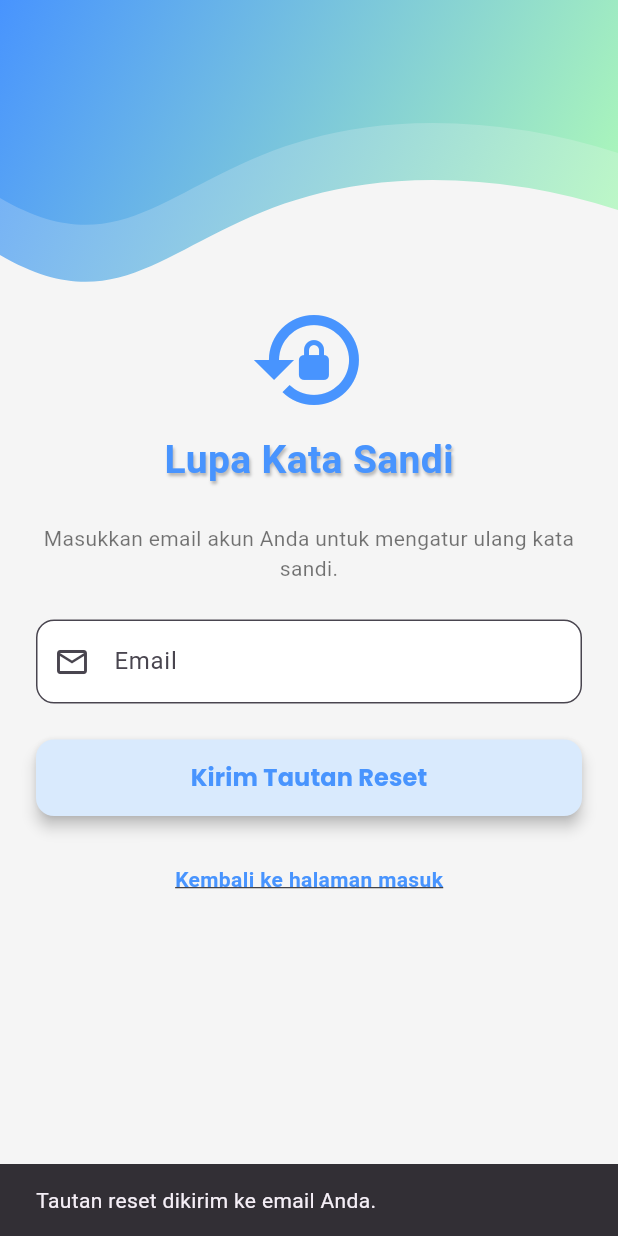
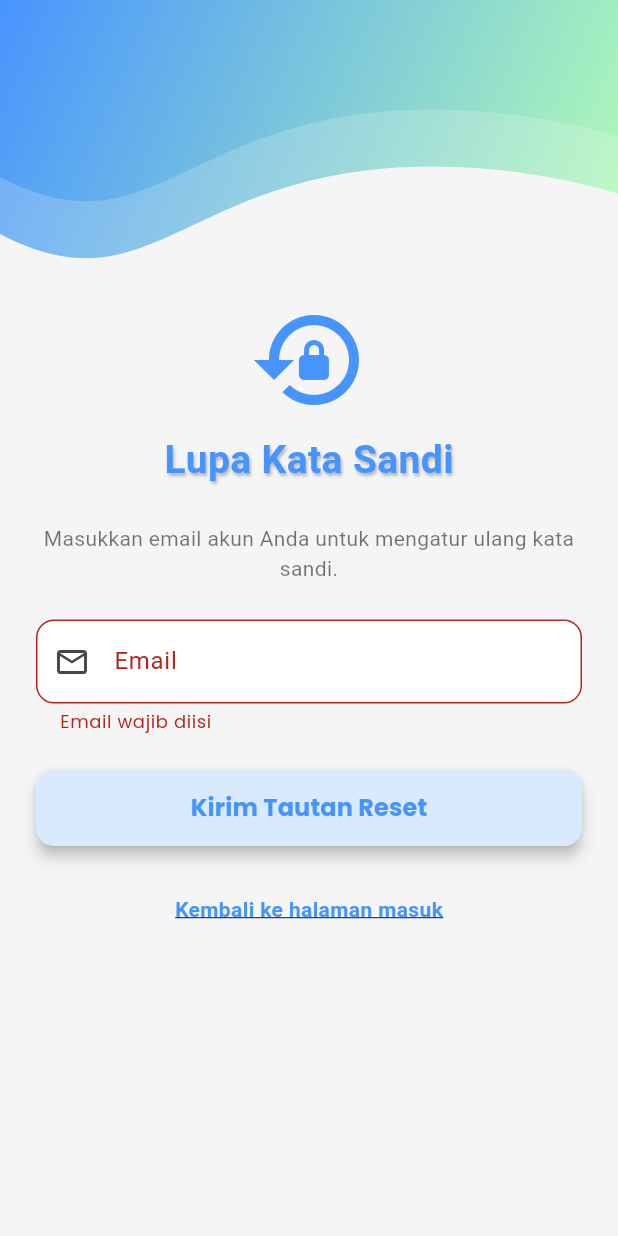
Before and after one commit to ArifbillahKamil/Water-Guard-Project, a Flutter app: the ForgotPasswordScreen screen opened directly, after a tap on "Kirim Tautan Reset", on a phone screen of 412 x 824 dp. Run offline on Flutter 3.47's test engine with Material 3 defaults, Android fonts, the phone set to English and light mode, and no system bars; our stand-ins replace cloud_firestore, file_picker, firebase_auth, firebase_core, flutter_map, font_awesome_flutter and 4 more; accounts and stored records are empty.

```diff
--- a/lib/main.dart
+++ b/lib/main.dart
@@ -1,4 +1,5 @@
 import 'package:flutter/material.dart';
+import 'package:flutter_application_1/screens/report_screen.dart';
 import 'package:flutter_application_1/screens/splash_screen.dart';
 import 'theme/app_theme.dart';
 import 'package:firebase_core/firebase_core.dart';
--- a/lib/screens/forgot_password.dart
+++ b/lib/screens/forgot_password.dart
@@ -1,4 +1,5 @@
 import 'package:flutter/material.dart';
+import 'package:firebase_auth/firebase_auth.dart'; // Import Firebase Auth
 import '../widgets/double_wave_header.dart';
 import 'login_screen.dart';
 
@@ -10,20 +11,81 @@ class ForgotPasswordScreen extends StatefulWidget {
 }
 
 class _ForgotPasswordScreenState extends State<ForgotPasswordScreen> {
+  final _formKey = GlobalKey<FormState>(); // Key untuk validasi form
   final TextEditingController emailController = TextEditingController();
+  bool _isLoading = false; // Status loading
+
+  @override
+  void dispose() {
+    emailController.dispose();
+    super.dispose();
+  }
+
+  // --- FUNGSI RESET PASSWORD ---
+  Future<void> _resetPassword() async {
+    // 1. Cek apakah email sudah diisi dengan benar?
+    if (!_formKey.currentState!.validate()) return;
+
+    // 2. Nyalakan loading dan tutup keyboard
+    setState(() => _isLoading = true);
+    FocusScope.of(context).unfocus();
+
+    try {
+      // 3. Panggil Fungsi Firebase Reset Password
+      await FirebaseAuth.instance.sendPasswordResetEmail(
+        email: emailController.text.trim(),
+      );
+
+      if (mounted) {
+        // 4. Jika sukses, tampilkan pesan
+        ScaffoldMessenger.of(context).showSnackBar(
+          const SnackBar(
+            content: Text('Tautan reset telah dikirim ke email Anda.'),
+            backgroundColor: Colors.green,
+            duration: Duration(seconds: 4),
+          ),
+        );
+
+        // Kembali ke halaman Login setelah sukses
+        Navigator.pop(context);
+      }
+    } on FirebaseAuthException catch (e) {
+      // 5. Tangani Error (Misal email tidak terdaftar)
+      String message = "Terjadi kesalahan.";
+      if (e.code == 'user-not-found') {
+        message = "Email tidak terdaftar.";
+      } else if (e.code == 'invalid-email') {
+        message = "Format email salah.";
+      }
+
+      if (mounted) {
+        ScaffoldMessenger.of(context).showSnackBar(
+          SnackBar(content: Text(message), backgroundColor: Colors.red),
+        );
+      }
+    } finally {
+      // 6. Matikan loading
+      if (mounted) setState(() => _isLoading = false);
+    }
+  }
 
   @override
   Widget build(BuildContext context) {
     return Scaffold(
+      // Agar layout naik saat keyboard muncul
+      resizeToAvoidBottomInset: true,
       body: SingleChildScrollView(
         child: Column(
           children: [
             // ===== Wave Header =====
-            const DoubleWaveHeader(height: 200),
+            const SizedBox(
+              height: 200,
+              child: DoubleWaveHeader(), // Pastikan tinggi sesuai widget kamu
+            ),
 
             // ===== Icon dan Judul =====
-            Column(
-              children: const [
+            const Column(
+              children: [
                 Icon(Icons.lock_reset, size: 80, color: Color(0xFF4894FE)),
                 SizedBox(height: 8),
                 Text(
@@ -49,6 +111,8 @@ class _ForgotPasswordScreenState extends State<ForgotPasswordScreen> {
             // ===== Form Input =====
             Padding(
               padding: const EdgeInsets.symmetric(horizontal: 24.0),
+              child: Form(
+                key: _formKey, // Pasang key form di sini
                 child: Column(
                   crossAxisAlignment: CrossAxisAlignment.stretch,
                   children: [
@@ -59,9 +123,10 @@ class _ForgotPasswordScreenState extends State<ForgotPasswordScreen> {
                     ),
                     const SizedBox(height: 24),
 
-                  // Input Email
-                  TextField(
+                    // Input Email (Ganti TextField jadi TextFormField)
+                    TextFormField(
                       controller: emailController,
+                      keyboardType: TextInputType.emailAddress,
                       decoration: const InputDecoration(
                         labelText: "Email",
                         prefixIcon: Icon(Icons.email_outlined),
@@ -69,20 +134,21 @@ class _ForgotPasswordScreenState extends State<ForgotPasswordScreen> {
                           borderRadius: BorderRadius.all(Radius.circular(12)),
                         ),
                       ),
-                    keyboardType: TextInputType.emailAddress,
+                      validator: (value) {
+                        if (value == null || value.isEmpty) {
+                          return "Email wajib diisi";
+                        }
+                        if (!value.contains('@')) {
+                          return "Format email tidak valid";
+                        }
+                        return null;
+                      },
                     ),
                     const SizedBox(height: 24),
 
                     // Tombol Kirim Reset
                     ElevatedButton(
-                    onPressed: () {
-                      // TODO: Tambahkan fungsi reset password
-                      ScaffoldMessenger.of(context).showSnackBar(
-                        const SnackBar(
-                          content: Text("Tautan reset dikirim ke email Anda."),
-                        ),
-                      );
-                    },
+                      onPressed: _isLoading ? null : _resetPassword,
                       style: ElevatedButton.styleFrom(
                         padding: const EdgeInsets.symmetric(vertical: 14),
                         shape: RoundedRectangleBorder(
@@ -91,7 +157,16 @@ class _ForgotPasswordScreenState extends State<ForgotPasswordScreen> {
                         elevation: 4,
                         backgroundColor: const Color(0xFFD9EAFD),
                       ),
-                    child: const Text(
+                      child: _isLoading
+                          ? const SizedBox(
+                              height: 20,
+                              width: 20,
+                              child: CircularProgressIndicator(
+                                strokeWidth: 2,
+                                color: Color(0xFF4894FE),
+                              ),
+                            )
+                          : const Text(
                               "Kirim Tautan Reset",
                               style: TextStyle(
                                 color: Color(0xFF4894FE),
@@ -103,16 +178,16 @@ class _ForgotPasswordScreenState extends State<ForgotPasswordScreen> {
                   ],
                 ),
               ),
+            ),
 
             const SizedBox(height: 32),
 
             // ===== Navigasi Kembali =====
             GestureDetector(
               onTap: () {
-                Navigator.pushReplacement(
-                  context,
-                  MaterialPageRoute(builder: (_) => const LoginScreen()),
-                );
+                // Kembali ke halaman sebelumnya (Login) dengan pop
+                // Lebih baik pop daripada pushReplacement agar animasi natural
+                Navigator.pop(context);
               },
               child: const Text(
                 "Kembali ke halaman masuk",
--- a/lib/screens/register_screen.dart
+++ b/lib/screens/register_screen.dart
@@ -79,7 +79,7 @@ class _RegisterScreenState extends State<RegisterScreen> {
       // Handle Error Firebase
       String message = "Terjadi kesalahan.";
       if (e.code == 'weak-password') {
-        message = "Password terlalu lemah (minimal 6 karakter).";
+        message = "Password terlalu lemah (minimal 8 karakter).";
       } else if (e.code == 'email-already-in-use') {
         message = "Email ini sudah terdaftar.";
       } else if (e.code == 'invalid-email') {
```
Also changed, not shown: lib/screens/report_screen.dart (+150 -92 lines). Lines whose indentation alone changed are shown as unchanged.
